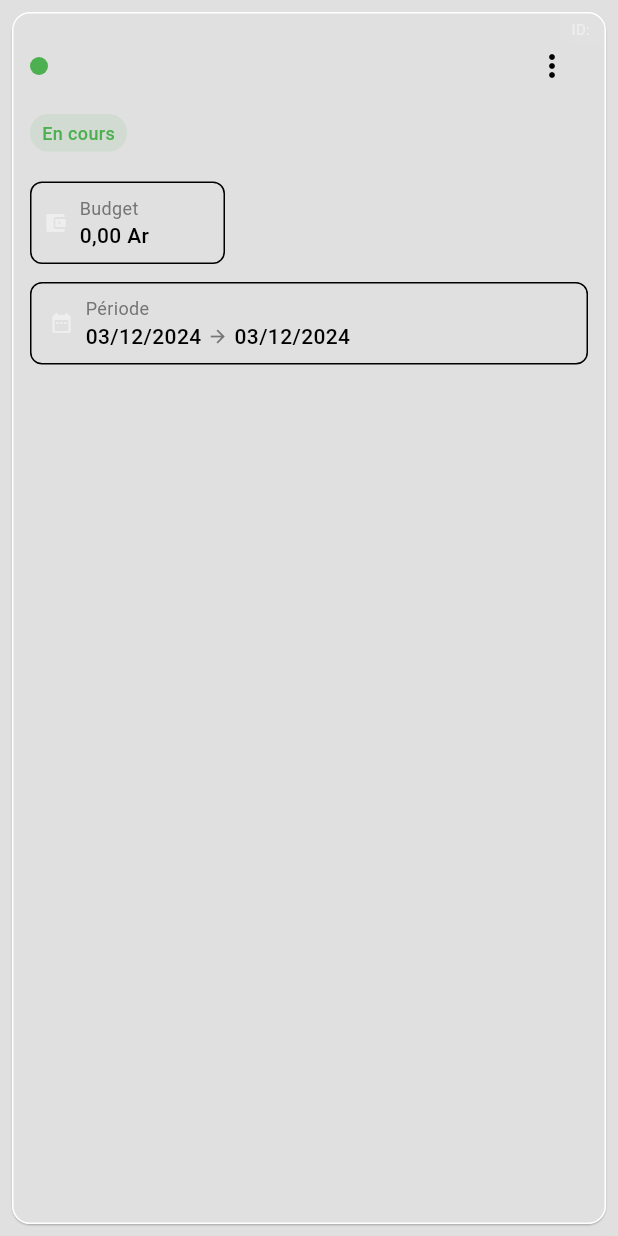
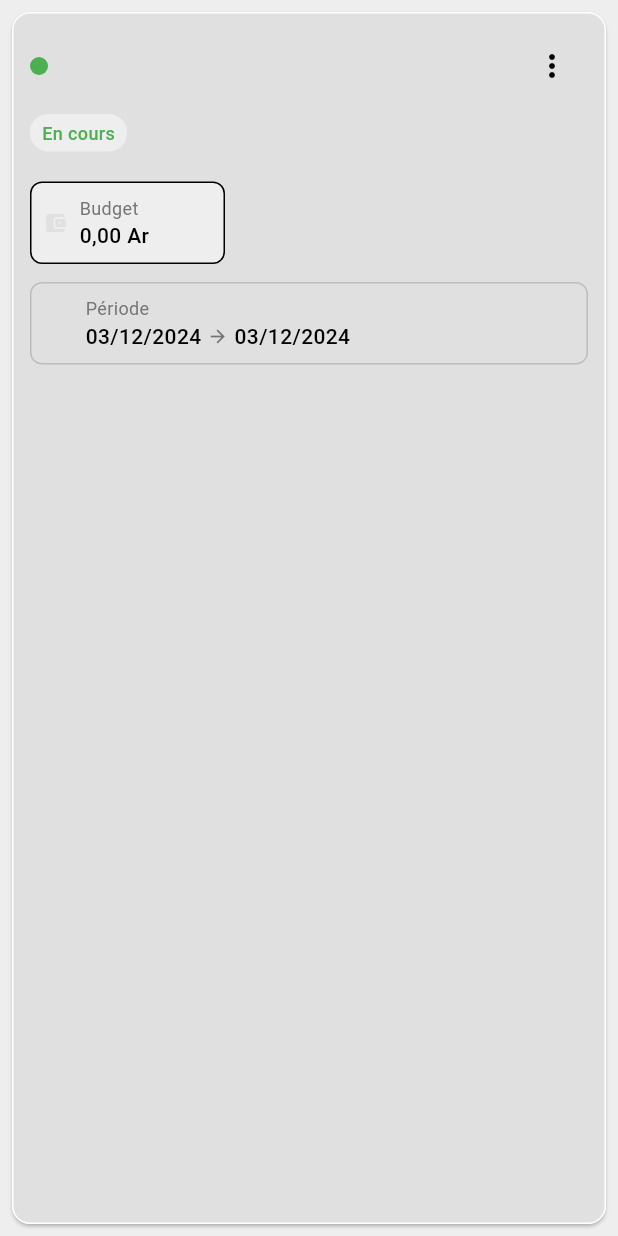
Before and after one commit to DarkZangetsu/Gestion-caisse-, a Flutter app: the ChantierCard widget shown alone on an empty page, opened directly with empty values, on a phone screen of 412 x 824 dp. Run offline on Flutter 3.47's test engine with Material 3 defaults, Android fonts, the phone set to English and light mode, and no system bars; our stand-ins replace animated_splash_screen, connectivity_plus, flutter_local_notifications, flutter_riverpod, flutter_spinkit, page_transition and 5 more; missing offline and left inert: workmanager; accounts and stored records are empty.

Commit message:
latest update by joban

```diff
--- a/lib/composants/tab_bottom_resume.dart
+++ b/lib/composants/tab_bottom_resume.dart
@@ -27,7 +27,7 @@ class TabBottomResume extends ConsumerWidget {
             Row(
               children: [
                 const MyText(
-                  texte: "Total Reçu:",
+                  texte: "Reçu:",
                   fontSize: 14,
                   fontWeight: FontWeight.bold,
                 ),
@@ -47,7 +47,7 @@ class TabBottomResume extends ConsumerWidget {
             Row(
               children: [
                 const MyText(
-                  texte: "Total Payé:",
+                  texte: "Payé:",
                   fontSize: 14,
                   fontWeight: FontWeight.bold,
                 ),
--- a/lib/mode/light_mode.dart
+++ b/lib/mode/light_mode.dart
@@ -6,9 +6,9 @@ ThemeData lightTheme = ThemeData(
     iconTheme: IconThemeData(color: Colors.black),
   ),
   colorScheme: ColorScheme.light(
-    surface: Colors.grey[300]!,
-    primary: Colors.grey[200]!,
-    secondary: Colors.grey[300]!,
+    surface: Colors.grey[200]!,
+    primary: Colors.grey[300]!,
+    secondary: Colors.grey[400]!,
     onPrimary: Colors.white,
   ),
   textButtonTheme: TextButtonThemeData(
--- a/lib/pages/chantier_page.dart
+++ b/lib/pages/chantier_page.dart
@@ -6,6 +6,7 @@ import '../providers/chantiers_provider.dart';
 import '../providers/users_provider.dart';
 import '../widgets/chantier/chantier_card.dart';
 import '../widgets/chantier/chantier_form_dialog.dart';
+
 class ChantierPage extends ConsumerWidget {
   const ChantierPage({super.key});
 
@@ -15,6 +16,7 @@ class ChantierPage extends ConsumerWidget {
     final userId = ref.watch(currentUserProvider)?.id;
 
     return Scaffold(
+      backgroundColor: Theme.of(context).colorScheme.surface,
       appBar: AppBar(
         title: const MyText(
           texte: 'Gestion des Chantiers',
--- a/lib/widgets/chantier/chantier_card.dart
+++ b/lib/widgets/chantier/chantier_card.dart
@@ -60,10 +60,10 @@ class ChantierCard extends StatelessWidget {
     return Container(
       padding: const EdgeInsets.symmetric(horizontal: 12, vertical: 8),
       decoration: BoxDecoration(
-        color: Theme.of(context).cardColor,
+        color: Theme.of(context).colorScheme.primary,
         borderRadius: BorderRadius.circular(8),
         border: Border.all(
-          color: Theme.of(context).dividerColor,
+          color: Theme.of(context).colorScheme.secondary,
           width: 1,
         ),
       ),
@@ -134,7 +134,8 @@ class ChantierCard extends StatelessWidget {
     final theme = Theme.of(context);
 
     return Card(
-      elevation: 0.5,
+      elevation: 1,
+      color: Theme.of(context).colorScheme.primary,
       margin: EdgeInsets.symmetric(
         horizontal: isSmallScreen ? 8.0 : 16.0,
         vertical: 8.0,
@@ -201,8 +202,10 @@ class ChantierCard extends StatelessWidget {
                         vertical: 4,
                       ),
                       decoration: BoxDecoration(
-                        color: _getStatusColor(context).withOpacity(0.1),
+                        //color: _getStatusColor(context).withOpacity(0.1),
+                        color: Theme.of(context).colorScheme.surface,
                         borderRadius: BorderRadius.circular(12),
+
                       ),
                       child: Text(
                         _getStatus(),
```
Also changed, not shown: lib/models/todo.dart (+3 -5 lines), lib/pages/todolist_page.dart (+8 -8 lines), lib/pages/transaction.dart (+9 -12 lines).
